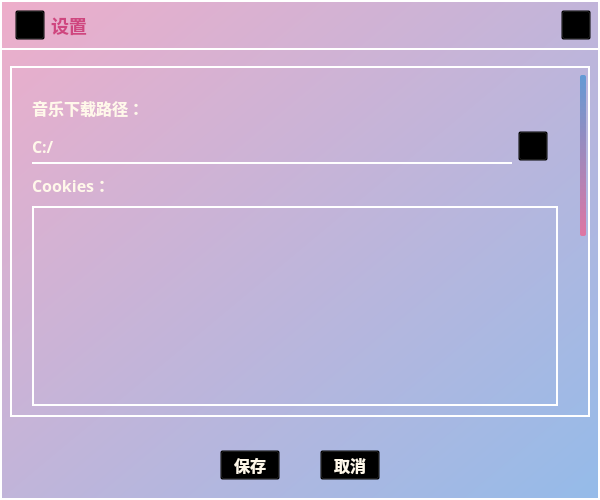
This is PySide_UI/ui/tools/sub_ui/settings.ui in chisteryg/CPlayer as Qt 5 draws it before an edit. The edited form follows.
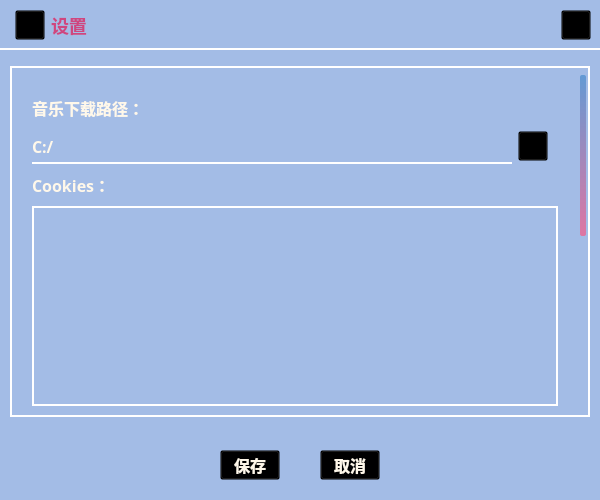
This is the edited form. Icons and pictures are not drawn. Custom widgets are drawn as their Qt base class.

The edit to the form file:
```diff
--- a/PySide_UI/ui/tools/sub_ui/settings.ui
+++ b/PySide_UI/ui/tools/sub_ui/settings.ui
@@ -28,7 +28,9 @@
   <property name="styleSheet">
    <string notr="true">QWidget#settings{
 	background: qlineargradient(x1: 0, y1: 0, x2: 1, y2: 1, stop: 0 #EEAECA, stop: 1 #94BBE9);
+	background-color: #A3BCE6;
 	border: 2px solid white;
+	border: none;
 }
 *{
 	background-color: transparent;
```
